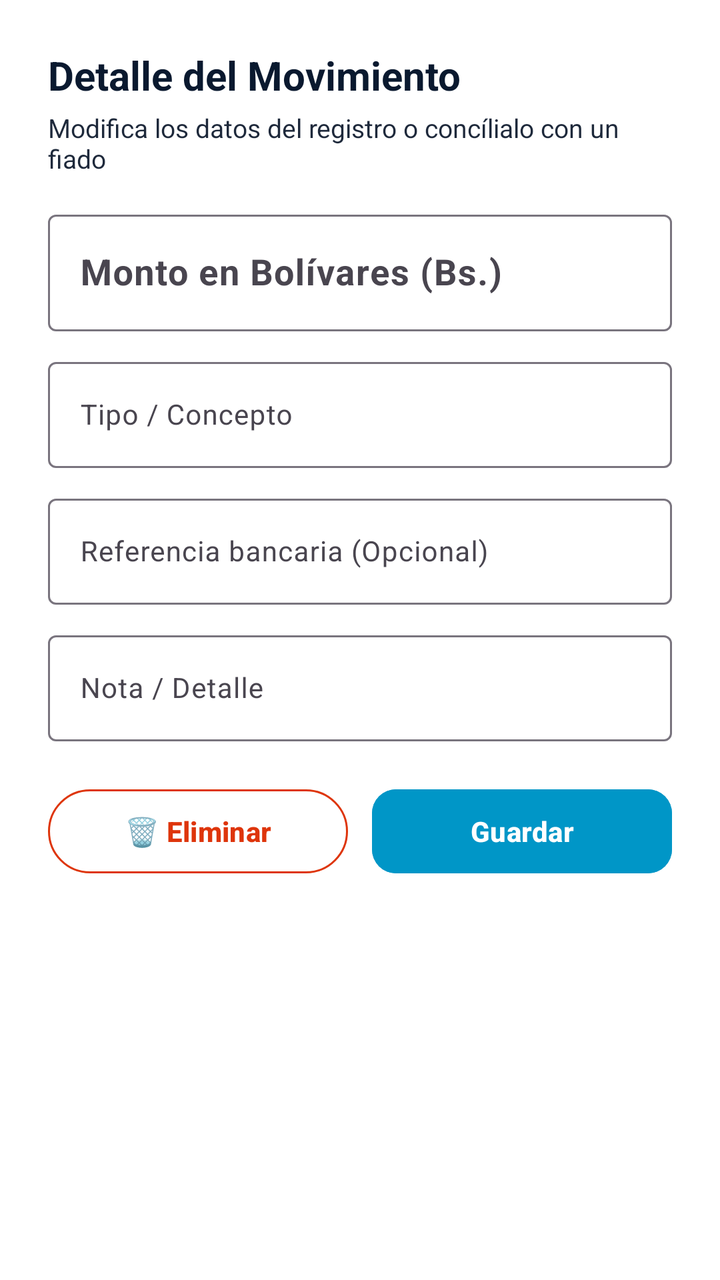
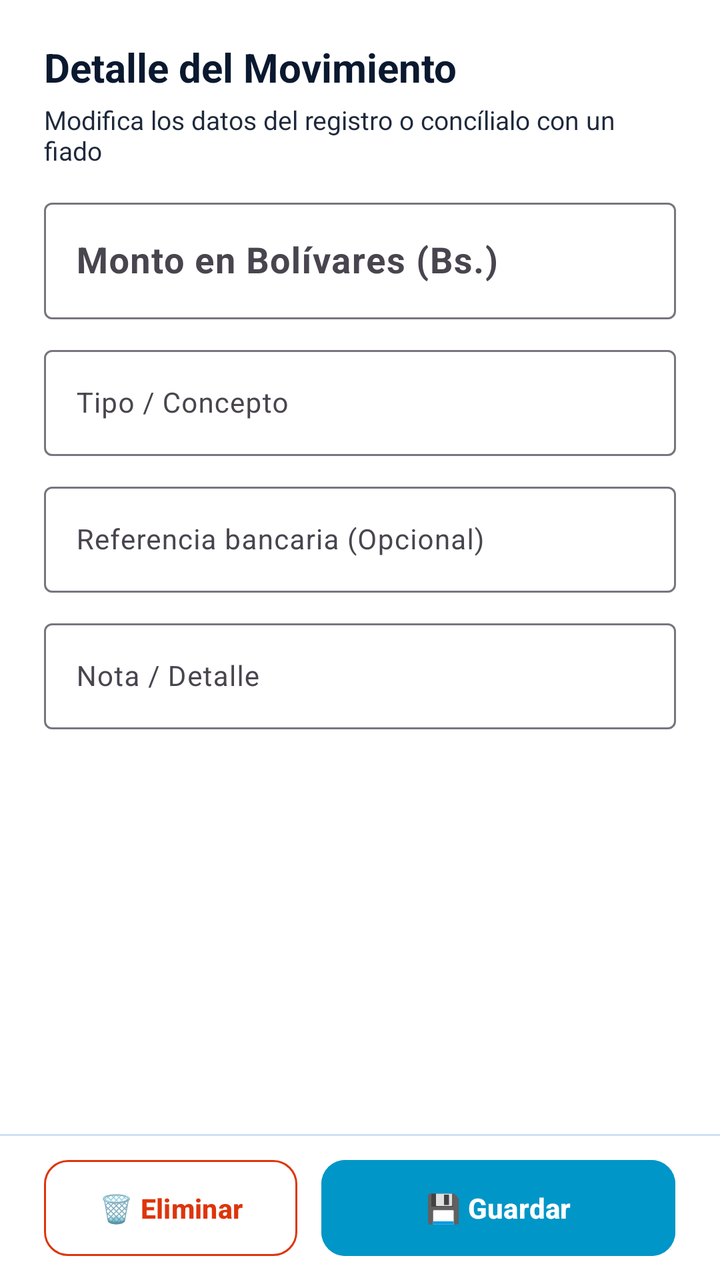

The first picture is an Android layout as it rendered before a commit; the second is the same layout after the commit. The layout source and the unified diff follow.
<!-- AndroidManifest.xml: application theme Theme.Zeasy -->
<!-- res/layout/dialog_edit_transaction.xml -->
<?xml version="1.0" encoding="utf-8"?>
<LinearLayout xmlns:android="http://schemas.android.com/apk/res/android"
    xmlns:app="http://schemas.android.com/apk/res-auto"
    android:layout_width="match_parent"
    android:layout_height="wrap_content"
    android:orientation="vertical"
    android:padding="24dp"
    android:background="@color/surface">

    <TextView
        android:id="@+id/tvEditTxTitle"
        android:layout_width="wrap_content"
        android:layout_height="wrap_content"
        android:text="Detalle del Movimiento"
        android:textStyle="bold"
        android:textColor="@color/text_primary"
        android:textSize="20sp" />

    <TextView
        android:id="@+id/tvEditTxSubtitle"
        android:layout_width="wrap_content"
        android:layout_height="wrap_content"
        android:layout_marginTop="4dp"
        android:text="Modifica los datos del registro o concílialo con un fiado"
        android:textColor="@color/text_secondary"
        android:textSize="13sp" />

    
    <LinearLayout
        android:id="@+id/layoutTxFiadoSection"
        android:layout_width="match_parent"
        android:layout_height="wrap_content"
        android:layout_marginTop="12dp"
        android:orientation="vertical"
        android:padding="12dp"
        android:background="@drawable/bg_badge_rounded"
        android:backgroundTint="@color/accent_green_bg"
        android:visibility="gone">

        <TextView
            android:id="@+id/tvTxFiadoStatus"
            android:layout_width="match_parent"
            android:layout_height="wrap_content"
            android:text="📒 ¿Este pago corresponde a un Fiado de la Libreta?"
            android:textColor="@color/accent_green"
            android:textStyle="bold"
            android:textSize="12.5sp" />

        <com.google.android.material.button.MaterialButton
            android:id="@+id/btnAssignTxToFiado"
            style="@style/Widget.Material3.Button.TonalButton"
            android:layout_width="match_parent"
            android:layout_height="44dp"
            android:layout_marginTop="8dp"
            android:text="📒 Considerar Pago de un Fiado (Descontar Deuda)"
            android:textSize="12sp"
            android:textStyle="bold"
            android:backgroundTint="#00875A"
            android:textColor="@color/white"
            app:cornerRadius="10dp" />
    </LinearLayout>

    <com.google.android.material.textfield.TextInputLayout
        android:layout_width="match_parent"
        android:layout_height="wrap_content"
        android:layout_marginTop="14dp"
        android:hint="Monto en Bolívares (Bs.)">

        <com.google.android.material.textfield.TextInputEditText
            android:id="@+id/etEditTxAmount"
            android:layout_width="match_parent"
            android:layout_height="wrap_content"
            android:inputType="numberDecimal"
            android:textSize="18sp"
            android:textStyle="bold"
            android:textColor="@color/text_primary" />
    </com.google.android.material.textfield.TextInputLayout>

    <com.google.android.material.textfield.TextInputLayout
        android:layout_width="match_parent"
        android:layout_height="wrap_content"
        android:layout_marginTop="10dp"
        android:hint="Tipo / Concepto">

        <com.google.android.material.textfield.TextInputEditText
            android:id="@+id/etEditTxCategory"
            android:layout_width="match_parent"
            android:layout_height="wrap_content"
            android:textSize="14sp"
            android:textColor="@color/text_primary" />
    </com.google.android.material.textfield.TextInputLayout>

    <com.google.android.material.textfield.TextInputLayout
        android:layout_width="match_parent"
        android:layout_height="wrap_content"
        android:layout_marginTop="10dp"
        android:hint="Referencia bancaria (Opcional)">

        <com.google.android.material.textfield.TextInputEditText
            android:id="@+id/etEditTxReference"
            android:layout_width="match_parent"
            android:layout_height="wrap_content"
            android:textSize="14sp"
            android:textColor="@color/text_primary" />
    </com.google.android.material.textfield.TextInputLayout>

    <com.google.android.material.textfield.TextInputLayout
        android:layout_width="match_parent"
        android:layout_height="wrap_content"
        android:layout_marginTop="10dp"
        android:hint="Nota / Detalle">

        <com.google.android.material.textfield.TextInputEditText
            android:id="@+id/etEditTxNote"
            android:layout_width="match_parent"
            android:layout_height="wrap_content"
            android:textSize="14sp"
            android:textColor="@color/text_primary" />
    </com.google.android.material.textfield.TextInputLayout>

    <LinearLayout
        android:layout_width="match_parent"
        android:layout_height="wrap_content"
        android:orientation="horizontal"
        android:layout_marginTop="20dp">

        <com.google.android.material.button.MaterialButton
            android:id="@+id/btnDeleteTx"
            style="@style/Widget.Material3.Button.OutlinedButton"
            android:layout_width="0dp"
            android:layout_height="50dp"
            android:layout_weight="1"
            android:layout_marginEnd="6dp"
            android:text="🗑️ Eliminar"
            android:textSize="14sp"
            android:textStyle="bold"
            app:strokeColor="@color/expense_red"
            android:textColor="@color/expense_red" />

        <com.google.android.material.button.MaterialButton
            android:id="@+id/btnSaveEditTx"
            android:layout_width="0dp"
            android:layout_height="50dp"
            android:layout_weight="1"
            android:layout_marginStart="6dp"
            android:text="Guardar"
            android:textSize="14sp"
            android:textStyle="bold"
            app:cornerRadius="12dp"
            android:backgroundTint="@color/accent_cyan"
            android:textColor="@color/white" />
    </LinearLayout>

</LinearLayout>
<!-- resources referenced by this layout -->
<resources>
  <color name="accent_cyan">#0096C7</color>
  <color name="accent_green">#00875A</color>
  <color name="accent_green_bg">#E3FCEF</color>
  <color name="expense_red">#DE350B</color>
  <color name="surface">#FFFFFF</color>
  <color name="text_primary">#0A192F</color>
  <color name="text_secondary">#1E293B</color>
  <color name="white">#FFFFFF</color>
  <!-- drawable bg_badge_rounded (drawable) -->
  <?xml version="1.0" encoding="utf-8"?>
  <shape xmlns:android="http://schemas.android.com/apk/res/android"
      android:shape="rectangle">
      <corners android:radius="12dp" />
      <solid android:color="@color/accent_blue" />
  </shape>
  <style name="Theme.Zeasy" parent="Theme.Material3.DayNight.NoActionBar">
          
          <item name="colorPrimary">@color/accent_green</item>
          <item name="colorPrimaryContainer">@color/accent_green_bg</item>
          <item name="colorOnPrimary">@color/white</item>
          <item name="colorSecondary">@color/accent_blue</item>
          <item name="colorSecondaryContainer">@color/accent_blue_bg</item>
  
          
          <item name="android:colorBackground">@color/background</item>
  
          
          <item name="android:textColor">@color/text_primary</item>
  
          
          <item name="bottomNavigationStyle">@style/Widget.Zeasy.BottomNavigationView</item>
      </style>
  <color name="accent_blue">#0052FF</color>
  <color name="accent_blue_bg">#EFF6FF</color>
  <color name="background">#F4F8FC</color>
  <style name="Widget.Zeasy.BottomNavigationView" parent="Widget.Material3.BottomNavigationView">
          <item name="itemRippleColor">@color/accent_green_bg</item>
          <item name="android:background">@color/surface</item>
          <item name="itemIconTint">@color/nav_selector</item>
          <item name="itemTextColor">@color/nav_selector</item>
      </style>
</resources>

<!-- the commit's change to res/layout/dialog_edit_transaction.xml (unified diff, before → after) -->
@@ -4,148 +4,191 @@
     android:layout_width="match_parent"
     android:layout_height="wrap_content"
     android:orientation="vertical"
-    android:padding="24dp"
     android:background="@color/surface">
 
-    <TextView
-        android:id="@+id/tvEditTxTitle"
-        android:layout_width="wrap_content"
-        android:layout_height="wrap_content"
-        android:text="Detalle del Movimiento"
-        android:textStyle="bold"
-        android:textColor="@color/text_primary"
-        android:textSize="20sp" />
+    <androidx.core.widget.NestedScrollView
+        android:layout_width="match_parent"
+        android:layout_height="0dp"
+        android:layout_weight="1"
+        android:fillViewport="true">
 
-    <TextView
-        android:id="@+id/tvEditTxSubtitle"
-        android:layout_width="wrap_content"
-        android:layout_height="wrap_content"
-        android:layout_marginTop="4dp"
-        android:text="Modifica los datos del registro o concílialo con un fiado"
-        android:textColor="@color/text_secondary"
-        android:textSize="13sp" />
+        <LinearLayout
+            android:layout_width="match_parent"
+            android:layout_height="wrap_content"
+            android:orientation="vertical"
+            android:paddingHorizontal="22dp"
+            android:paddingTop="20dp"
+            android:paddingBottom="12dp">
+
+            <TextView
+                android:id="@+id/tvEditTxTitle"
+                android:layout_width="wrap_content"
+                android:layout_height="wrap_content"
+                android:text="Detalle del Movimiento"
+                android:textStyle="bold"
+                android:textColor="@color/text_primary"
+                android:textSize="20sp" />
+
+            <TextView
+                android:id="@+id/tvEditTxSubtitle"
+                android:layout_width="wrap_content"
+                android:layout_height="wrap_content"
+                android:layout_marginTop="4dp"
+                android:text="Modifica los datos del registro o concílialo con un fiado"
+                android:textColor="@color/text_secondary"
+                android:textSize="13sp" />
+
+            
+            <LinearLayout
+                android:id="@+id/layoutTxFiadoSection"
+                android:layout_width="match_parent"
+                android:layout_height="wrap_content"
+                android:layout_marginTop="12dp"
+                android:orientation="vertical"
+                android:padding="12dp"
+                android:background="@drawable/bg_badge_rounded"
+                android:backgroundTint="@color/accent_green_bg"
+                android:visibility="gone">
+
+                <TextView
+                    android:id="@+id/tvTxFiadoStatus"
+                    android:layout_width="match_parent"
+                    android:layout_height="wrap_content"
+                    android:text="📒 ¿Este pago corresponde a un Fiado de la Libreta?"
+                    android:textColor="@color/accent_green"
+                    android:textStyle="bold"
+                    android:textSize="12.5sp" />
+
+                <com.google.android.material.button.MaterialButton
+                    android:id="@+id/btnAssignTxToFiado"
+                    style="@style/Widget.Material3.Button.TonalButton"
+                    android:layout_width="match_parent"
+                    android:layout_height="44dp"
+                    android:layout_marginTop="8dp"
+                    android:text="📒 Considerar Pago de un Fiado (Descontar Deuda)"
+                    android:textSize="12sp"
+                    android:textStyle="bold"
+                    android:singleLine="true"
+                    android:maxLines="1"
+                    android:ellipsize="end"
+                    android:insetTop="0dp"
+                    android:insetBottom="0dp"
+                    android:backgroundTint="#00875A"
+                    android:textColor="@color/white"
+                    app:cornerRadius="10dp" />
+            </LinearLayout>
+
+            <com.google.android.material.textfield.TextInputLayout
+                android:layout_width="match_parent"
+                android:layout_height="wrap_content"
+                android:layout_marginTop="12dp"
+                android:hint="Monto en Bolívares (Bs.)">
+
+                <com.google.android.material.textfield.TextInputEditText
+                    android:id="@+id/etEditTxAmount"
+                    android:layout_width="match_parent"
+                    android:layout_height="wrap_content"
+                    android:inputType="numberDecimal"
+                    android:imeOptions="actionNext"
+                    android:textSize="18sp"
+                    android:textStyle="bold"
+                    android:textColor="@color/text_primary" />
+            </com.google.android.material.textfield.TextInputLayout>
+
+            <com.google.android.material.textfield.TextInputLayout
+                android:layout_width="match_parent"
+                android:layout_height="wrap_content"
+                android:layout_marginTop="10dp"
+                android:hint="Tipo / Concepto">
+
+                <com.google.android.material.textfield.TextInputEditText
+                    android:id="@+id/etEditTxCategory"
+                    android:layout_width="match_parent"
+                    android:layout_height="wrap_content"
+                    android:imeOptions="actionNext"
+                    android:textSize="14sp"
+                    android:textColor="@color/text_primary" />
+            </com.google.android.material.textfield.TextInputLayout>
+
+            <com.google.android.material.textfield.TextInputLayout
+                android:layout_width="match_parent"
+                android:layout_height="wrap_content"
+                android:layout_marginTop="10dp"
+                android:hint="Referencia bancaria (Opcional)">
+
+                <com.google.android.material.textfield.TextInputEditText
+                    android:id="@+id/etEditTxReference"
+                    android:layout_width="match_parent"
+                    android:layout_height="wrap_content"
+                    android:imeOptions="actionNext"
+                    android:textSize="14sp"
+                    android:textColor="@color/text_primary" />
+            </com.google.android.material.textfield.TextInputLayout>
+
+            <com.google.android.material.textfield.TextInputLayout
+                android:layout_width="match_parent"
+                android:layout_height="wrap_content"
+                android:layout_marginTop="10dp"
+                android:hint="Nota / Detalle">
+
+                <com.google.android.material.textfield.TextInputEditText
+                    android:id="@+id/etEditTxNote"
+                    android:layout_width="match_parent"
+                    android:layout_height="wrap_content"
+                    android:imeOptions="actionDone"
+                    android:textSize="14sp"
+                    android:textColor="@color/text_primary" />
+            </com.google.android.material.textfield.TextInputLayout>
+        </LinearLayout>
+    </androidx.core.widget.NestedScrollView>
+
+    <View
+        android:layout_width="match_parent"
+        android:layout_height="1dp"
+        android:background="@color/border" />
 
     
-    <LinearLayout
-        android:id="@+id/layoutTxFiadoSection"
-        android:layout_width="match_parent"
-        android:layout_height="wrap_content"
-        android:layout_marginTop="12dp"
-        android:orientation="vertical"
-        android:padding="12dp"
-        android:background="@drawable/bg_badge_rounded"
-        android:backgroundTint="@color/accent_green_bg"
-        android:visibility="gone">
-
-        <TextView
-            android:id="@+id/tvTxFiadoStatus"
-            android:layout_width="match_parent"
-            android:layout_height="wrap_content"
-            android:text="📒 ¿Este pago corresponde a un Fiado de la Libreta?"
-            android:textColor="@color/accent_green"
-            android:textStyle="bold"
-            android:textSize="12.5sp" />
-
-        <com.google.android.material.button.MaterialButton
-            android:id="@+id/btnAssignTxToFiado"
-            style="@style/Widget.Material3.Button.TonalButton"
-            android:layout_width="match_parent"
-            android:layout_height="44dp"
-            android:layout_marginTop="8dp"
-            android:text="📒 Considerar Pago de un Fiado (Descontar Deuda)"
-            android:textSize="12sp"
-            android:textStyle="bold"
-            android:backgroundTint="#00875A"
-            android:textColor="@color/white"
-            app:cornerRadius="10dp" />
-    </LinearLayout>
-
-    <com.google.android.material.textfield.TextInputLayout
-        android:layout_width="match_parent"
-        android:layout_height="wrap_content"
-        android:layout_marginTop="14dp"
-        android:hint="Monto en Bolívares (Bs.)">
-
-        <com.google.android.material.textfield.TextInputEditText
-            android:id="@+id/etEditTxAmount"
-            android:layout_width="match_parent"
-            android:layout_height="wrap_content"
-            android:inputType="numberDecimal"
-            android:textSize="18sp"
-            android:textStyle="bold"
-            android:textColor="@color/text_primary" />
-    </com.google.android.material.textfield.TextInputLayout>
-
-    <com.google.android.material.textfield.TextInputLayout
-        android:layout_width="match_parent"
-        android:layout_height="wrap_content"
-        android:layout_marginTop="10dp"
-        android:hint="Tipo / Concepto">
-
-        <com.google.android.material.textfield.TextInputEditText
-            android:id="@+id/etEditTxCategory"
-            android:layout_width="match_parent"
-            android:layout_height="wrap_content"
-            android:textSize="14sp"
-            android:textColor="@color/text_primary" />
-    </com.google.android.material.textfield.TextInputLayout>
-
-    <com.google.android.material.textfield.TextInputLayout
-        android:layout_width="match_parent"
-        android:layout_height="wrap_content"
-        android:layout_marginTop="10dp"
-        android:hint="Referencia bancaria (Opcional)">
-
-        <com.google.android.material.textfield.TextInputEditText
-            android:id="@+id/etEditTxReference"
-            android:layout_width="match_parent"
-            android:layout_height="wrap_content"
-            android:textSize="14sp"
-            android:textColor="@color/text_primary" />
-    </com.google.android.material.textfield.TextInputLayout>
-
-    <com.google.android.material.textfield.TextInputLayout
-        android:layout_width="match_parent"
-        android:layout_height="wrap_content"
-        android:layout_marginTop="10dp"
-        android:hint="Nota / Detalle">
-
-        <com.google.android.material.textfield.TextInputEditText
-            android:id="@+id/etEditTxNote"
-            android:layout_width="match_parent"
-            android:layout_height="wrap_content"
-            android:textSize="14sp"
-            android:textColor="@color/text_primary" />
-    </com.google.android.material.textfield.TextInputLayout>
-
     <LinearLayout
         android:layout_width="match_parent"
         android:layout_height="wrap_content"
         android:orientation="horizontal"
-        android:layout_marginTop="20dp">
+        android:paddingHorizontal="22dp"
+        android:paddingVertical="12dp"
+        android:background="@color/surface">
 
         <com.google.android.material.button.MaterialButton
             android:id="@+id/btnDeleteTx"
             style="@style/Widget.Material3.Button.OutlinedButton"
             android:layout_width="0dp"
-            android:layout_height="50dp"
+            android:layout_height="48dp"
             android:layout_weight="1"
             android:layout_marginEnd="6dp"
             android:text="🗑️ Eliminar"
-            android:textSize="14sp"
+            android:textSize="13.5sp"
             android:textStyle="bold"
+            android:singleLine="true"
+            android:maxLines="1"
+            android:ellipsize="end"
+            android:insetTop="0dp"
+            android:insetBottom="0dp"
+            app:cornerRadius="12dp"
             app:strokeColor="@color/expense_red"
             android:textColor="@color/expense_red" />
 
         <com.google.android.material.button.MaterialButton
             android:id="@+id/btnSaveEditTx"
             android:layout_width="0dp"
-            android:layout_height="50dp"
-            android:layout_weight="1"
+            android:layout_height="48dp"
+            android:layout_weight="1.4"
             android:layout_marginStart="6dp"
-            android:text="Guardar"
+            android:text="💾 Guardar"
             android:textSize="14sp"
             android:textStyle="bold"
+            android:singleLine="true"
+            android:maxLines="1"
+            android:ellipsize="end"
+            android:insetTop="0dp"
+            android:insetBottom="0dp"
             app:cornerRadius="12dp"
             android:backgroundTint="@color/accent_cyan"
             android:textColor="@color/white" />
<!-- resource entries referenced after the edit -->
@@ -3,6 +3,7 @@
   <color name="accent_cyan">#0096C7</color>
   <color name="accent_green">#00875A</color>
   <color name="accent_green_bg">#E3FCEF</color>
+  <color name="border">#CFE0F5</color>
   <color name="expense_red">#DE350B</color>
   <color name="surface">#FFFFFF</color>
   <color name="text_primary">#0A192F</color>
